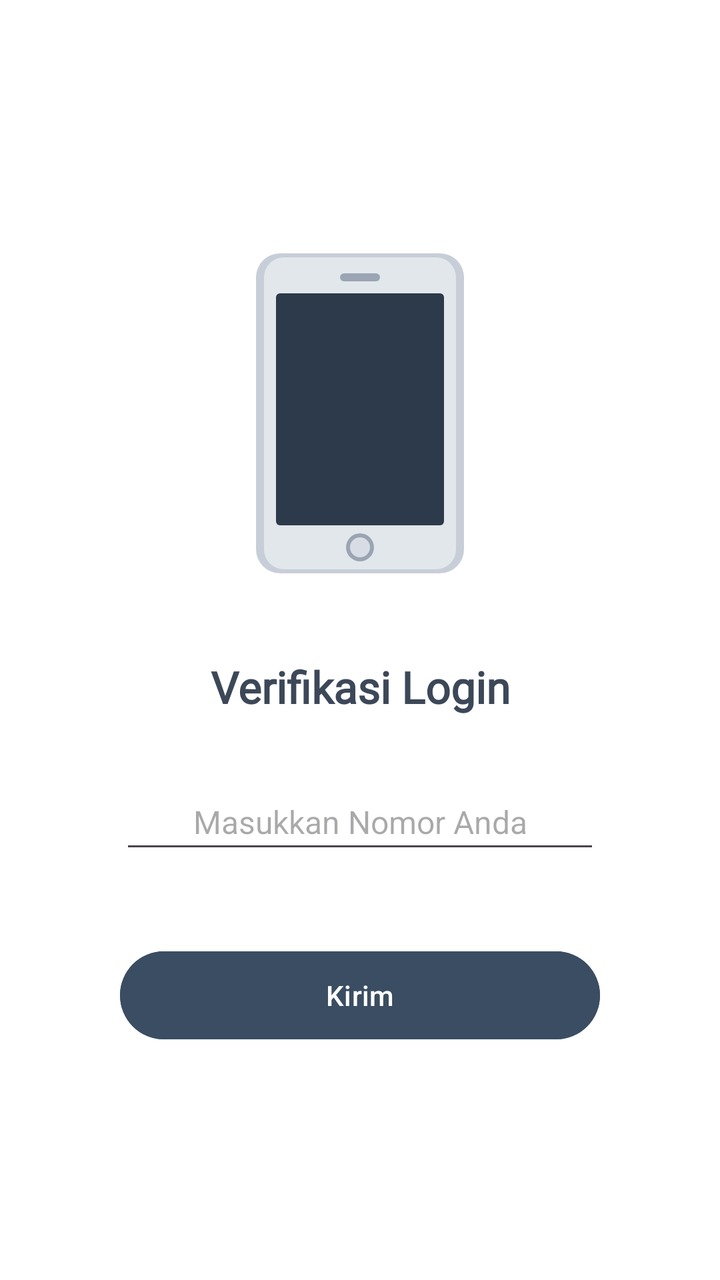
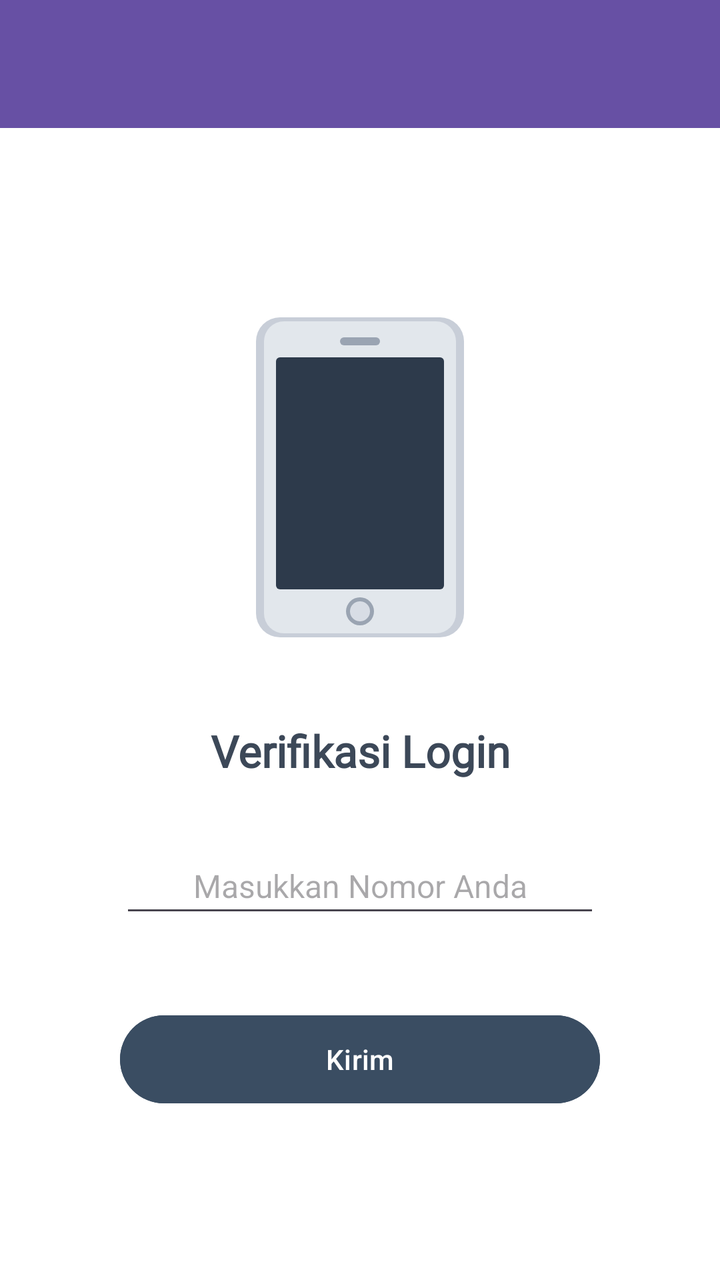

Before-and-after screenshots of an Android layout around one commit, followed by the original layout XML and the change that was made.
<!-- AndroidManifest.xml: application theme Theme.Salman3TIE -->
<!-- res/layout/activity_third.xml -->
<?xml version="1.0" encoding="utf-8"?>
<androidx.constraintlayout.widget.ConstraintLayout xmlns:android="http://schemas.android.com/apk/res/android"
    xmlns:app="http://schemas.android.com/apk/res-auto"
    xmlns:tools="http://schemas.android.com/tools"
    android:id="@+id/main"
    android:layout_width="match_parent"
    android:layout_height="match_parent"
    android:background="@color/white"
    android:padding="24dp"
    tools:context=".pertemuan_3.ThirdActivity">

    <ImageView
        android:id="@+id/imgMobile"
        android:layout_width="120dp"
        android:layout_height="180dp"
        android:contentDescription="@string/cd_smartphone"
        android:src="@drawable/ic_mobile"
        app:layout_constraintBottom_toTopOf="@+id/textVerif"
        app:layout_constraintEnd_toEndOf="parent"
        app:layout_constraintStart_toStartOf="parent"
        app:layout_constraintTop_toTopOf="parent"
        app:layout_constraintVertical_chainStyle="packed" />

    <TextView
        android:id="@+id/textVerif"
        android:layout_width="wrap_content"
        android:layout_height="wrap_content"
        android:layout_marginTop="32dp"
        android:fontFamily="@font/monsterrat_black"
        android:text="@string/verif_title"
        android:textColor="@color/text_dark"
        android:textSize="22sp"
        android:textStyle="bold"
        app:layout_constraintBottom_toTopOf="@+id/inputNoTujuan"
        app:layout_constraintEnd_toEndOf="parent"
        app:layout_constraintStart_toStartOf="parent"
        app:layout_constraintTop_toBottomOf="@+id/imgMobile" />

    <EditText
        android:id="@+id/inputNoTujuan"
        android:layout_width="240dp"
        android:layout_height="wrap_content"
        android:layout_marginTop="32dp"
        android:autofillHints="phone"
        android:gravity="center"
        android:hint="@string/hint_nomor"
        android:inputType="phone"
        android:padding="10dp"
        android:textColor="@color/text_dark"
        android:textSize="16sp"
        app:layout_constraintBottom_toTopOf="@+id/btnKirim"
        app:layout_constraintEnd_toEndOf="parent"
        app:layout_constraintStart_toStartOf="parent"
        app:layout_constraintTop_toBottomOf="@+id/textVerif" />

    <com.google.android.material.button.MaterialButton
        android:id="@+id/btnKirim"
        android:layout_width="240dp"
        android:layout_height="52dp"
        android:layout_marginTop="40dp"
        android:backgroundTint="@color/dark_slate"
        android:text="@string/btn_kirim"
        android:textColor="@color/white"
        android:textSize="14sp"
        app:cornerRadius="26dp"
        app:layout_constraintBottom_toBottomOf="parent"
        app:layout_constraintEnd_toEndOf="parent"
        app:layout_constraintStart_toStartOf="parent"
        app:layout_constraintTop_toBottomOf="@+id/inputNoTujuan" />

</androidx.constraintlayout.widget.ConstraintLayout>
<!-- resources referenced by this layout -->
<resources>
  <color name="dark_slate">#3A4D62</color>
  <color name="text_dark">#3C4858</color>
  <color name="white">#FFFFFFFF</color>
  <!-- drawable ic_mobile (drawable) -->
  <?xml version="1.0" encoding="utf-8"?>
  <vector xmlns:android="http://schemas.android.com/apk/res/android"
      android:width="120dp"
      android:height="180dp"
      android:viewportWidth="120"
      android:viewportHeight="180">
      
      <path
          android:fillColor="#C8CED8"
          android:pathData="M20,10 L100,10 A12,12 0 0,1 112,22 L112,158 A12,12 0 0,1 100,170 L20,170 A12,12 0 0,1 8,158 L8,22 A12,12 0 0,1 20,10 Z" />
      
      <path
          android:fillColor="#E2E7EC"
          android:pathData="M22,12 L98,12 A10,10 0 0,1 108,22 L108,158 A10,10 0 0,1 98,168 L22,168 A10,10 0 0,1 12,158 L12,22 A10,10 0 0,1 22,12 Z" />
      
      <path
          android:fillColor="#2D3A4B"
          android:pathData="M20,30 L100,30 A2,2 0 0,1 102,32 L102,144 A2,2 0 0,1 100,146 L20,146 A2,2 0 0,1 18,144 L18,32 A2,2 0 0,1 20,30 Z" />
      
      <path
          android:fillColor="#9AA4B2"
          android:pathData="M52,20 L68,20 A2,2 0 0,1 70,22 L70,22 A2,2 0 0,1 68,24 L52,24 A2,2 0 0,1 50,22 L50,22 A2,2 0 0,1 52,20 Z" />
      
      <path
          android:fillColor="#9AA4B2"
          android:pathData="M60,157 m-7,0 a7,7 0 1,0 14,0 a7,7 0 1,0 -14,0" />
      
      <path
          android:fillColor="#D8DDE5"
          android:pathData="M60,157 m-5,0 a5,5 0 1,0 10,0 a5,5 0 1,0 -10,0" />
  </vector>
  <string name="btn_kirim">Kirim</string>
  <string name="cd_smartphone">Gambar Smartphone</string>
  <string name="hint_nomor">Masukkan Nomor Anda</string>
  <string name="verif_title">Verifikasi Login</string>
  <style name="Theme.Salman3TIE" parent="Base.Theme.Salman3TIE" />
  <style name="Base.Theme.Salman3TIE" parent="Theme.Material3.DayNight.NoActionBar">
          
          
      </style>
</resources>

<!-- the commit's change to res/layout/activity_third.xml (unified diff, before → after) -->
@@ -1,71 +1,85 @@
 <?xml version="1.0" encoding="utf-8"?>
-<androidx.constraintlayout.widget.ConstraintLayout xmlns:android="http://schemas.android.com/apk/res/android"
+<LinearLayout xmlns:android="http://schemas.android.com/apk/res/android"
     xmlns:app="http://schemas.android.com/apk/res-auto"
     xmlns:tools="http://schemas.android.com/tools"
     android:id="@+id/main"
     android:layout_width="match_parent"
     android:layout_height="match_parent"
     android:background="@color/white"
-    android:padding="24dp"
+    android:orientation="vertical"
     tools:context=".pertemuan_3.ThirdActivity">
 
-    <ImageView
-        android:id="@+id/imgMobile"
-        android:layout_width="120dp"
-        android:layout_height="180dp"
-        android:contentDescription="@string/cd_smartphone"
-        android:src="@drawable/ic_mobile"
-        app:layout_constraintBottom_toTopOf="@+id/textVerif"
-        app:layout_constraintEnd_toEndOf="parent"
-        app:layout_constraintStart_toStartOf="parent"
-        app:layout_constraintTop_toTopOf="parent"
-        app:layout_constraintVertical_chainStyle="packed" />
+    <androidx.appcompat.widget.Toolbar
+        android:id="@+id/toolbar"
+        android:layout_width="match_parent"
+        android:layout_height="?attr/actionBarSize"
+        android:background="?attr/colorPrimary"
+        app:titleTextColor="@android:color/white" />
 
-    <TextView
-        android:id="@+id/textVerif"
-        android:layout_width="wrap_content"
-        android:layout_height="wrap_content"
-        android:layout_marginTop="32dp"
-        android:fontFamily="@font/monsterrat_black"
-        android:text="@string/verif_title"
-        android:textColor="@color/text_dark"
-        android:textSize="22sp"
-        android:textStyle="bold"
-        app:layout_constraintBottom_toTopOf="@+id/inputNoTujuan"
-        app:layout_constraintEnd_toEndOf="parent"
-        app:layout_constraintStart_toStartOf="parent"
-        app:layout_constraintTop_toBottomOf="@+id/imgMobile" />
+    <androidx.constraintlayout.widget.ConstraintLayout
+        android:layout_width="match_parent"
+        android:layout_height="match_parent"
+        android:padding="24dp">
 
-    <EditText
-        android:id="@+id/inputNoTujuan"
-        android:layout_width="240dp"
-        android:layout_height="wrap_content"
-        android:layout_marginTop="32dp"
-        android:autofillHints="phone"
-        android:gravity="center"
-        android:hint="@string/hint_nomor"
-        android:inputType="phone"
-        android:padding="10dp"
-        android:textColor="@color/text_dark"
-        android:textSize="16sp"
-        app:layout_constraintBottom_toTopOf="@+id/btnKirim"
-        app:layout_constraintEnd_toEndOf="parent"
-        app:layout_constraintStart_toStartOf="parent"
-        app:layout_constraintTop_toBottomOf="@+id/textVerif" />
+        <ImageView
+            android:id="@+id/imgMobile"
+            android:layout_width="120dp"
+            android:layout_height="180dp"
+            android:contentDescription="@string/cd_smartphone"
+            android:src="@drawable/ic_mobile"
+            app:layout_constraintBottom_toTopOf="@+id/textVerif"
+            app:layout_constraintEnd_toEndOf="parent"
+            app:layout_constraintStart_toStartOf="parent"
+            app:layout_constraintTop_toTopOf="parent"
+            app:layout_constraintVertical_chainStyle="packed" />
 
-    <com.google.android.material.button.MaterialButton
-        android:id="@+id/btnKirim"
-        android:layout_width="240dp"
-        android:layout_height="52dp"
-        android:layout_marginTop="40dp"
-        android:backgroundTint="@color/dark_slate"
-        android:text="@string/btn_kirim"
-        android:textColor="@color/white"
-        android:textSize="14sp"
-        app:cornerRadius="26dp"
-        app:layout_constraintBottom_toBottomOf="parent"
-        app:layout_constraintEnd_toEndOf="parent"
-        app:layout_constraintStart_toStartOf="parent"
-        app:layout_constraintTop_toBottomOf="@+id/inputNoTujuan" />
+        <TextView
+            android:id="@+id/textVerif"
+            android:layout_width="wrap_content"
+            android:layout_height="wrap_content"
+            android:layout_marginTop="32dp"
+            android:fontFamily="@font/monsterrat_black"
+            android:text="@string/verif_title"
+            android:textColor="@color/text_dark"
+            android:textSize="22sp"
+            android:textStyle="bold"
+            app:layout_constraintBottom_toTopOf="@+id/inputNoTujuan"
+            app:layout_constraintEnd_toEndOf="parent"
+            app:layout_constraintStart_toStartOf="parent"
+            app:layout_constraintTop_toBottomOf="@+id/imgMobile" />
 
-</androidx.constraintlayout.widget.ConstraintLayout>
+        <EditText
+            android:id="@+id/inputNoTujuan"
+            android:layout_width="240dp"
+            android:layout_height="wrap_content"
+            android:layout_marginTop="32dp"
+            android:autofillHints="phone"
+            android:gravity="center"
+            android:hint="@string/hint_nomor"
+            android:inputType="phone"
+            android:padding="10dp"
+            android:textColor="@color/text_dark"
+            android:textSize="16sp"
+            app:layout_constraintBottom_toTopOf="@+id/btnKirim"
+            app:layout_constraintEnd_toEndOf="parent"
+            app:layout_constraintStart_toStartOf="parent"
+            app:layout_constraintTop_toBottomOf="@+id/textVerif" />
+
+        <com.google.android.material.button.MaterialButton
+            android:id="@+id/btnKirim"
+            android:layout_width="240dp"
+            android:layout_height="52dp"
+            android:layout_marginTop="40dp"
+            android:backgroundTint="@color/dark_slate"
+            android:text="@string/btn_kirim"
+            android:textColor="@color/white"
+            android:textSize="14sp"
+            app:cornerRadius="26dp"
+            app:layout_constraintBottom_toBottomOf="parent"
+            app:layout_constraintEnd_toEndOf="parent"
+            app:layout_constraintStart_toStartOf="parent"
+            app:layout_constraintTop_toBottomOf="@+id/inputNoTujuan" />
+
+    </androidx.constraintlayout.widget.ConstraintLayout>
+
+</LinearLayout>
